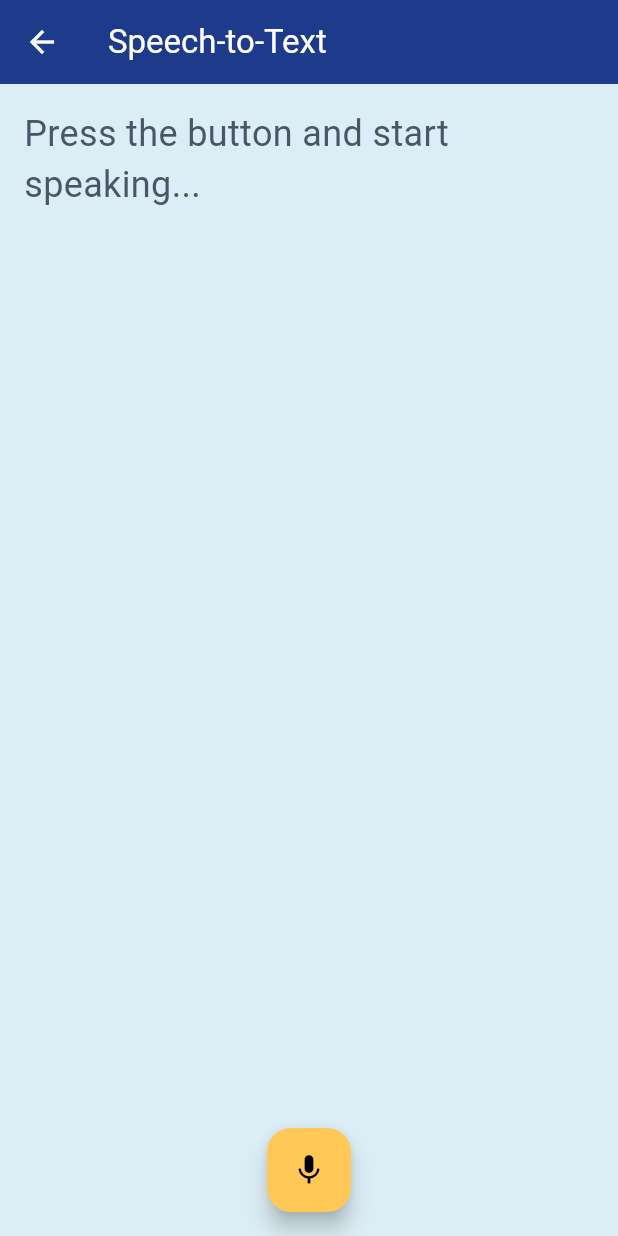
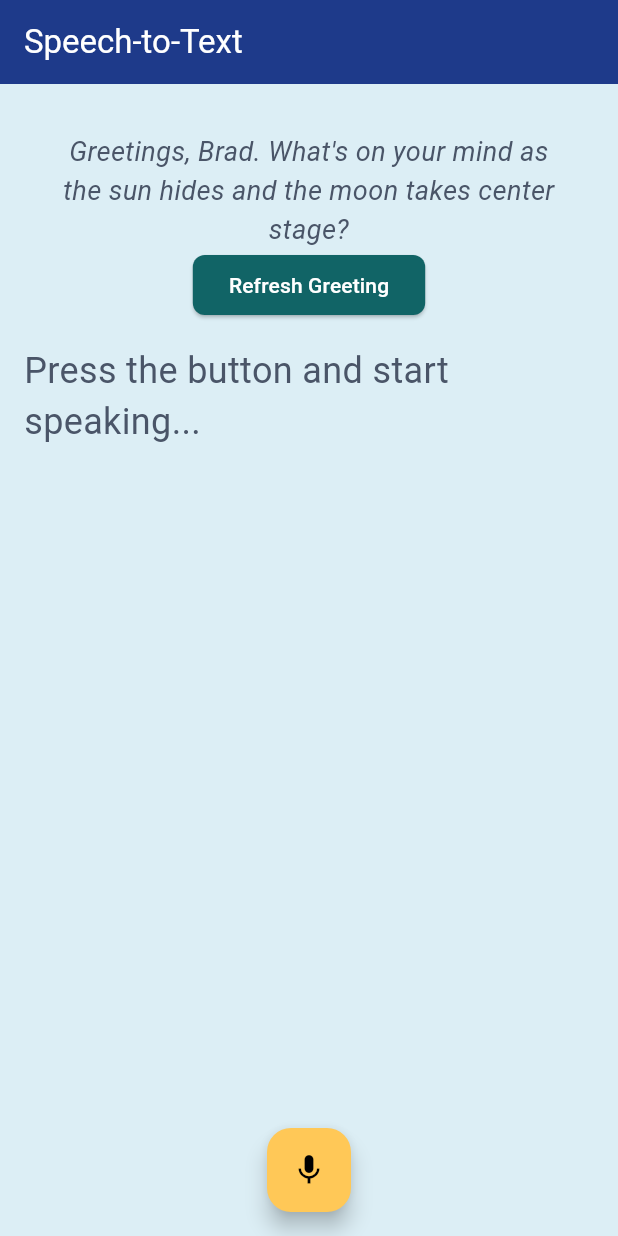
Before and after one commit to rboyle-software/cognifict, a Flutter app: the InputScreen screen opened directly, on a phone screen of 412 x 824 dp. Run offline on Flutter 3.47's test engine with Material 3 defaults, Android fonts, the phone set to English and light mode, and no system bars; our stand-ins replace firebase_core, google_fonts, speech_to_text; accounts and stored records are empty.

Commit message:
Speech recognition and dynamit salutations

```diff
--- a/lib/classes/speech_service.dart
+++ b/lib/classes/speech_service.dart
@@ -33,6 +33,7 @@
     _speech.stop();
     _isListening = false;
     notifyListeners();
+    print(recognizedText);
   }
 
   // Callback function to process the recognized speech
--- a/lib/input_screen.dart
+++ b/lib/input_screen.dart
@@ -1,6 +1,7 @@
 import 'package:flutter/material.dart';
 import 'package:provider/provider.dart';
-import './classes/speech_service.dart'; // The service we created
+import './classes/speech_service.dart';
+import 'package:cognifict/widgets/dynamic_salutations.dart';
 
 class InputScreen extends StatelessWidget {
   const InputScreen({super.key});
@@ -18,20 +19,18 @@
         child: Column(
           crossAxisAlignment: CrossAxisAlignment.center,
           children: <Widget>[
+            // Display a random greeting
+            const DynamicSalutation(),
             // Display recognized text
             Expanded(
               child: Text(
-                speechService.recognizedText.isEmpty
-                    ? 'Press the button and start speaking...'
-                    : speechService.recognizedText,
+                speechService.recognizedText.isEmpty ? 'Press the button and start speaking...' : speechService.recognizedText,
                 style: const TextStyle(fontSize: 24.0),
               ),
             ),
             // Display start/stop button
             FloatingActionButton(
-              onPressed: speechService.isListening
-                  ? speechService.stopListening
-                  : speechService.startListening,
+              onPressed: speechService.isListening ? speechService.stopListening : speechService.startListening,
               tooltip: 'Listen',
               child: Icon(speechService.isListening ? Icons.mic_off : Icons.mic),
             ),
--- a/lib/main.dart
+++ b/lib/main.dart
@@ -22,9 +22,11 @@
       child: MaterialApp(
         title: 'Cognifict',
         theme: cognifictTheme,
-        home: const DashboardScreen(),
+        home: const InputScreen(),
         routes: {
+          '/input': (context) => const InputScreen(),
           '/settings': (context) => const SettingsScreen(),
+          '/dashboard': (context) => const DashboardScreen(),
         },
         debugShowCheckedModeBanner: false,
       ),
--- /dev/null
+++ b/lib/widgets/dynamic_salutations.dart
@@ -0,0 +1,137 @@
+import 'dart:math';
+import 'package:flutter/material.dart';
+
+class DynamicSalutation extends StatefulWidget {
+  const DynamicSalutation({super.key});
+
+  @override
+  _DynamicSalutationState createState() => _DynamicSalutationState();
+}
+
+class _DynamicSalutationState extends State<DynamicSalutation> {
+  final Random _random = Random();
+  String _currentGreeting = '';
+
+  // Greetings categorized by time of day
+  final Map<String, List<String>> greetingsByTimeOfDay = {
+    'earlyMorning': [
+      "Good morning, <User>! What thoughts are blooming like the morning dew in your mind today?",
+      "Hello, <User>, rising with the dawn. Are your thoughts as clear as the morning sky?",
+      // Add more early morning greetings...
+    ],
+    'lateMorning': [
+      "Hello, <User>. As the morning matures, what ideas are shaping up like the clouds in the sky?",
+      "Good late morning, <User>. What's growing in the garden of your thoughts today?",
+      // Add more late morning greetings...
+    ],
+    'midday': [
+      "Good midday, <User>. What's on your mind as the sun reaches its peak?",
+      "Hello, <User>. As the day hits its stride, where are your thoughts wandering?",
+      // Add more midday greetings...
+    ],
+    'afternoon': [
+      "Good afternoon, <User>. What's floating through your mind as the afternoon unfolds?",
+      "Hello, <User>. As the day drifts into afternoon, where are your thoughts headed?",
+      // Add more afternoon greetings...
+    ],
+    'evening': [
+      "Good evening, <User>. What thoughts are you letting settle like the evening dew?",
+      "Hello, <User>. As the sun sets, what ideas are shimmering in your thoughts?",
+      // Add more evening greetings...
+    ],
+    'night': [
+      "Good night, <User>. What thoughts are twinkling like the stars in your mind?",
+      "Hello, <User>. What's on your mind as the world falls quiet under the night sky?",
+      // Add more night greetings...
+    ],
+    'lateNight': [
+      "Late night greetings, <User>. What thoughts are whispering in the moonlight?",
+      "Hello, <User>. What's keeping your mind awake under the midnight sky?",
+      // Add more late-night greetings...
+    ],
+    'bonusGreetings': [
+      "Hello, <User>. What are you thinking about as the world outside changes with the breeze?",
+      "Greetings, <User>. What's on your mind as the sun hides and the moon takes center stage?",
+      // Add more bonus greetings...
+    ],
+    'anytimeGreetings': [
+      "Morning or evening, <User>, what's spinning in your thoughts today?",
+      "No matter the hour, <User>, what thoughts are lifting like a kite in the breeze?",
+      // Add more anytime greetings...
+    ]
+  };
+
+  @override
+  void initState() {
+    super.initState();
+    _selectRandomGreeting();
+  }
+
+  // Determine the time of day and select a random greeting accordingly
+  void _selectRandomGreeting() {
+    final now = DateTime.now();
+    String timeOfDay;
+
+    if (now.hour >= 5 && now.hour < 9) {
+      timeOfDay = 'earlyMorning';
+    } else if (now.hour >= 9 && now.hour < 12) {
+      timeOfDay = 'lateMorning';
+    } else if (now.hour >= 12 && now.hour < 15) {
+      timeOfDay = 'midday';
+    } else if (now.hour >= 15 && now.hour < 18) {
+      timeOfDay = 'afternoon';
+    } else if (now.hour >= 18 && now.hour < 21) {
+      timeOfDay = 'evening';
+    } else if (now.hour >= 21 && now.hour < 24) {
+      timeOfDay = 'night';
+    } else {
+      timeOfDay = 'lateNight';
+    }
+
+    List<String> selectedCategory = _randomlySelectCategory(timeOfDay);
+    _currentGreeting = selectedCategory[_random.nextInt(selectedCategory.length)];
+  }
+
+  // Randomly select between time of day, bonus, or general anytime greetings
+  List<String> _randomlySelectCategory(String timeOfDay) {
+    int categoryChoice = _random.nextInt(3);
+    switch (categoryChoice) {
+      case 0:
+        return greetingsByTimeOfDay[timeOfDay]!;
+      case 1:
+        return greetingsByTimeOfDay['bonusGreetings']!;
+      case 2:
+      default:
+        return greetingsByTimeOfDay['anytimeGreetings']!;
+    }
+  }
+
+  // Function to display a new random greeting
+  void _refreshGreeting() {
+    setState(() {
+      _selectRandomGreeting();
+    });
+  }
+
+  @override
+  Widget build(BuildContext context) {
+    return Padding(
+      padding: const EdgeInsets.all(16.0),
+      child: Column(
+        mainAxisAlignment: MainAxisAlignment.center,
+        children: [
+          Text(
+            _currentGreeting.replaceAll('<User>', 'Brad'), // Replace <User> with a placeholder name
+            style: const TextStyle(fontSize: 18, fontStyle: FontStyle.italic),
+            textAlign: TextAlign.center,
+          ),
+          // const SizedBox(height: 20),
+          ElevatedButton(
+            onPressed: _refreshGreeting,
+            child: const Text('Refresh Greeting'),
+          ),
+        ],
+      ),
+    );
+  }
+}
```
Also changed, not shown: pubspec.yaml (+3 -4 lines), assets/images/DALL·E 2024-09-29 16.41.26 - A detailed illustration of a large vintage desktop microphone resembling a newscaster's mic from the 1970s. The microphone features a circular head wi.webp (added), assets/images/Leonardo_Vision_XL_A_richly_weathered_microphone_from_the_1970_0.jpg (added), assets/images/microphone.svg (added), pubspec.lock, 1 other file.
